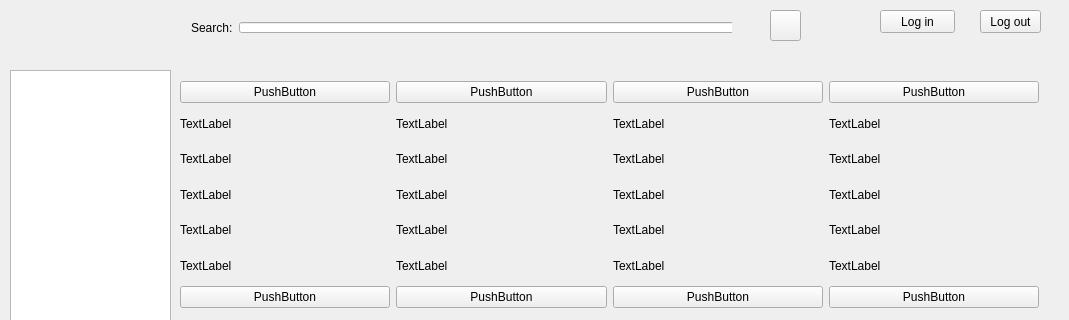
Above: libdash/qtsampleplayer/ondemandgui.ui from sunRainPenguin/libdash-adaptation before the change; both pictures show x 0 to 1069 and y 0 to 320 of the 1069 by 726 pixel window. Below: the same form after it.
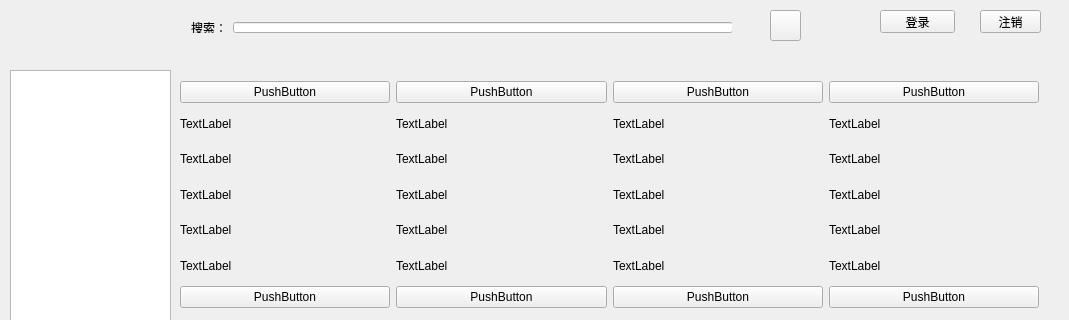
That is the form after the change. Custom widgets are drawn as their Qt base class.

Diff of the .ui file:
```diff
--- a/libdash/qtsampleplayer/ondemandgui.ui
+++ b/libdash/qtsampleplayer/ondemandgui.ui
@@ -23,7 +23,7 @@
     </rect>
    </property>
    <property name="text">
-    <string>Log out</string>
+    <string>注销</string>
    </property>
   </widget>
   <widget class="QPushButton" name="button_login">
@@ -36,7 +36,7 @@
     </rect>
    </property>
    <property name="text">
-    <string>Log in</string>
+    <string>登录</string>
    </property>
   </widget>
   <widget class="QWidget" name="layoutWidget">
@@ -652,7 +652,7 @@
          </size>
         </property>
         <property name="text">
-         <string>Search:</string>
+         <string>搜索：</string>
         </property>
        </widget>
       </item>
```
Left out of the diff: 2 changed lines with no effect on the pictures.
